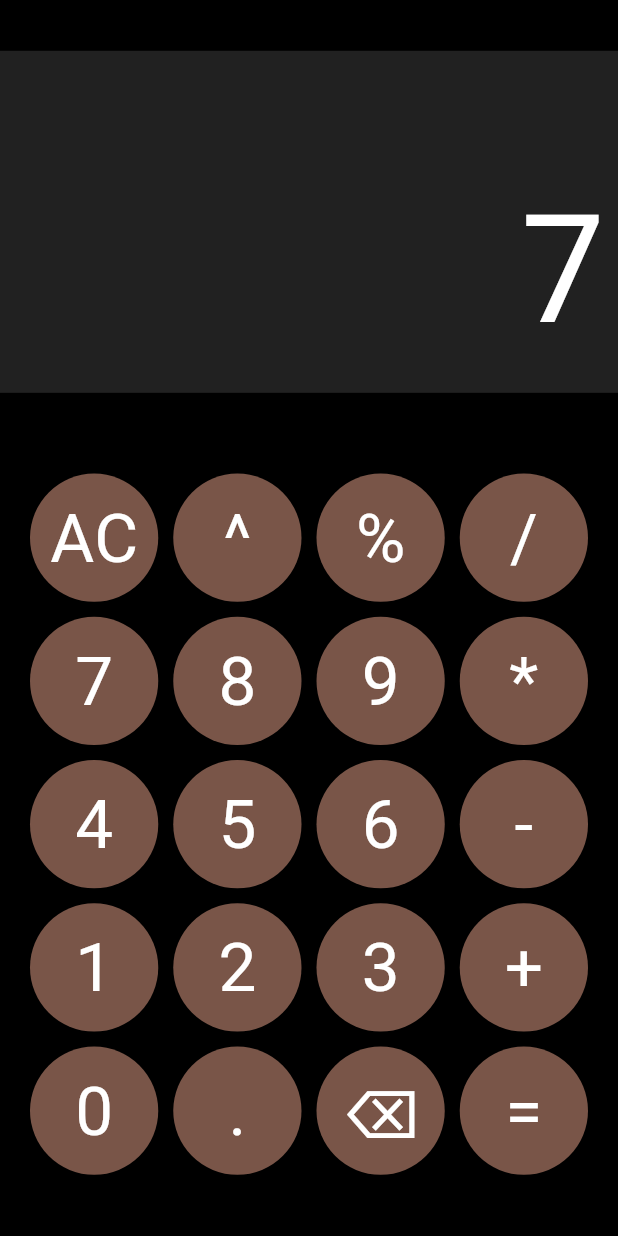
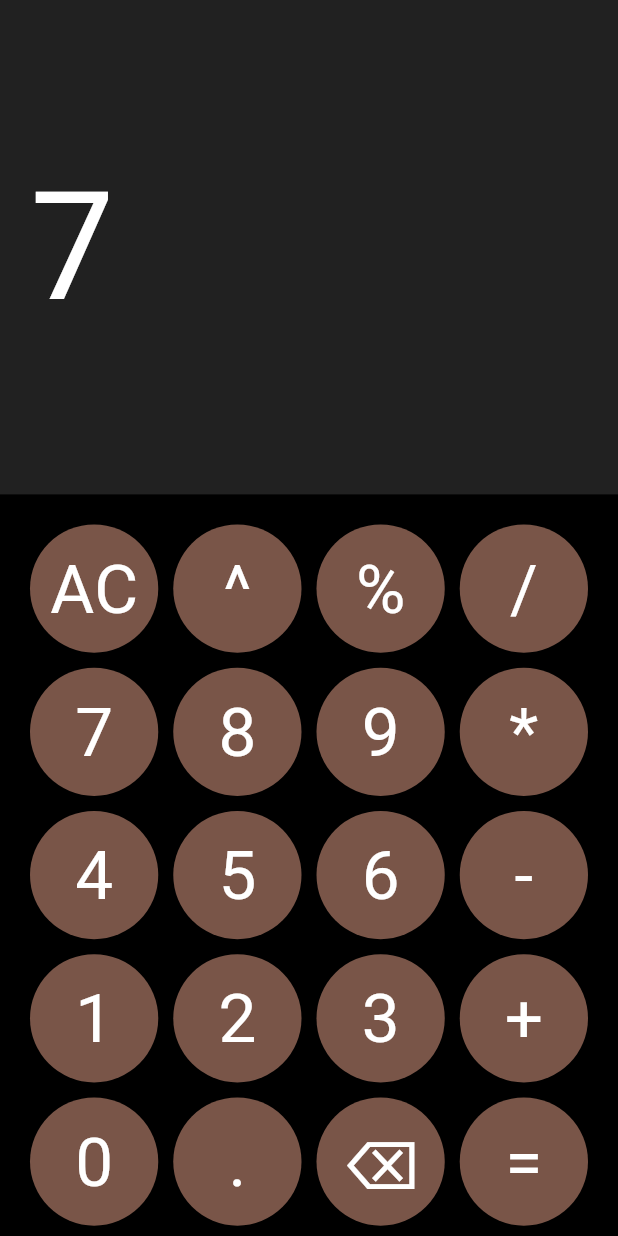
Before and after one commit to saivarshith67/calculator, a Flutter app: the Calculator screen opened directly, after a tap on an icon or button, on a phone screen of 412 x 824 dp. Run offline on Flutter 3.47's test engine with Material 3 defaults, Android fonts, the light colour scheme and no system bars.

Commit message:
Improved Display Area

```diff
--- a/lib/main.dart
+++ b/lib/main.dart
@@ -1,3 +1,4 @@
+import 'package:caculator_app/widgets/calculator.dart';
 import 'package:flutter/material.dart';
 
 void main() {
@@ -31,7 +32,7 @@
         colorScheme: ColorScheme.fromSeed(seedColor: Colors.deepPurple),
         useMaterial3: true,
       ),
-      home: const MyHomePage(title: 'Flutter Demo Home Page'),
+      home: const Calculator(),
     );
   }
 }
--- a/lib/widgets/calculator.dart
+++ b/lib/widgets/calculator.dart
@@ -11,7 +11,7 @@ class Calculator extends StatefulWidget {
 
 class _CalculatorState extends State<Calculator> {
 
-  String eqn = '               ';
+  String eqn = '';
   ScrollController scrollController = ScrollController();
 
   /* Function to update display area */
@@ -20,34 +20,34 @@ class _CalculatorState extends State<Calculator> {
     if(text == '='){
       setState(() {
         eqn += text;
-        scrollController.jumpTo(scrollController.position.maxScrollExtent + 30);
+        scrollController.jumpTo(scrollController.position.maxScrollExtent + 50);
       });
     }
     else if(text == '⌫'){
-      if(eqn != '               ') {
+      if(eqn != '') {
         setState(() {
           eqn = eqn.substring(0, eqn.length - 1);
-          scrollController.jumpTo(scrollController.position.maxScrollExtent + 30);
+          scrollController.jumpTo(scrollController.position.maxScrollExtent + 50);
         });
       }
     }
     else if(text == 'AC'){
       setState(() {
-        eqn = '               ';
+        eqn = '';
       });
     }
     else if(text == '^'  || text == '%' || text == '/' || text == '*' || text == '-' || text == '+' ){
       if(eqn != '' ){
         setState(() {
           eqn += text;
-          scrollController.jumpTo(scrollController.position.maxScrollExtent+30);
+          scrollController.jumpTo(scrollController.position.maxScrollExtent+50);
         });
       }
     }
     else{
       setState(() {
         eqn += text;
-        scrollController.jumpTo(scrollController.position.maxScrollExtent+30);
+        scrollController.jumpTo(scrollController.position.maxScrollExtent+50);
       });
     }
   }
@@ -67,27 +67,30 @@ class _CalculatorState extends State<Calculator> {
           Flexible(
             flex: 2,
             child: Container(
+              width: MediaQuery.of(context).size.width,
+              height: MediaQuery.of(context).size.height / 2.5,
               color: Colors.grey[900],
-              child: SingleChildScrollView(
-                controller: scrollController,
-                scrollDirection: Axis.horizontal,
-                child: Container(
-                  padding: const EdgeInsets.symmetric(horizontal: 10),
-                  child: Row(
-                    children: [
-                      Padding(
-                        padding: const EdgeInsets.fromLTRB(10.0, 75, 25, 10),
+              child: Row(
+                mainAxisSize: MainAxisSize.max,
+                children: [
+                  Expanded(
+                    child: SingleChildScrollView(
+                      controller: scrollController,
+                      scrollDirection: Axis.horizontal,
+                      child: Padding(
+                        padding: const EdgeInsets.symmetric(horizontal: 20.0),
                         child: Text(
                           eqn,
+                          textAlign: TextAlign.right,
                           style: const TextStyle(
                             color: Colors.white,
                             fontSize: 100,
                           ),
                         ),
                       ),
-                    ],
+                    ),
                   ),
-                ),
+                ],
               ),
             ),
           ),
```
